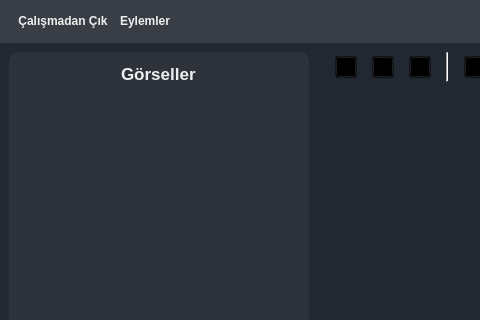
Before: the Qt Designer form templates/ui/mainWindow.ui in ismaildrcn/data-labeling, drawn with Qt 5; both pictures show x 0 to 480 and y 0 to 320 of the 1280 by 720 pixel window.
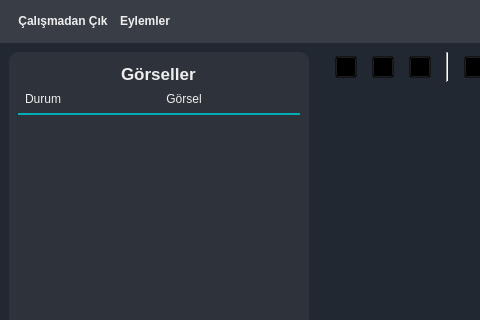
After: the same form once the commit is applied. Icons and pictures are not drawn.

Commit message: Edit image structure

```diff
--- a/templates/ui/mainWindow.ui
+++ b/templates/ui/mainWindow.ui
@@ -45,6 +45,22 @@
 	border: 1px solid #00ADB5;
 }
 
+QHeaderView{
+	background-color: transparent;
+	color: #EEEEEE;
+}
+QHeaderView:section:horizontal{
+	background-color: transparent;
+	border:none;
+	padding-bottom: 5px;
+	border-bottom: 2px solid #00ADB5;
+}
+QHeaderView:section:vertical{
+	background-color: transparent;
+	border:none;
+	padding-bottom: 5px;
+	border-right: 2px solid #00ADB5;
+	}
 QScrollBar:vertical {
 	background: transparent; 
 	width: 15px;
@@ -720,10 +736,20 @@
       </widget>
       <widget class="QWidget" name="page_labeling">
        <property name="styleSheet">
-        <string notr="true">QListWidget{
+        <string notr="true">QListWidget, QTableWidget{
 	border:none;
 	background-color: transparent;
+	color: #EEEEEE;
 }
+
+QTableWidget::item:selected, QTableWidget::item:hover{
+	background-color: #272B32;
+	color: #EEEEEE;
+}
+QTableWidget QTableCornerButton::section {
+        background-color: transparent;
+	border-bottom: 2px solid #00ADB5;
+    }
 #widget_image_list, #widget_current_label_area{
 	background-color: rgba(57, 62, 70, 128);
 	border-radius: 10px;
@@ -798,13 +824,59 @@
                </widget>
               </item>
               <item>
-               <widget class="QListWidget" name="image_list">
+               <widget class="QTableWidget" name="image_table">
                 <property name="verticalScrollBarPolicy">
                  <enum>Qt::ScrollBarAsNeeded</enum>
                 </property>
                 <property name="horizontalScrollBarPolicy">
                  <enum>Qt::ScrollBarAsNeeded</enum>
                 </property>
+                <property name="editTriggers">
+                 <set>QAbstractItemView::NoEditTriggers</set>
+                </property>
+                <property name="alternatingRowColors">
+                 <bool>false</bool>
+                </property>
+                <property name="showGrid">
+                 <bool>false</bool>
+                </property>
+                <property name="sortingEnabled">
+                 <bool>false</bool>
+                </property>
+                <attribute name="horizontalHeaderVisible">
+                 <bool>true</bool>
+                </attribute>
+                <attribute name="horizontalHeaderCascadingSectionResizes">
+                 <bool>false</bool>
+                </attribute>
+                <attribute name="horizontalHeaderDefaultSectionSize">
+                 <number>50</number>
+                </attribute>
+                <attribute name="horizontalHeaderHighlightSections">
+                 <bool>true</bool>
+                </attribute>
+                <attribute name="horizontalHeaderMinimumSectionSize">
+                 <number>0</number>
+                </attribute>
+                <attribute name="horizontalHeaderShowSortIndicator" stdset="0">
+                 <bool>false</bool>
+                </attribute>
+                <attribute name="horizontalHeaderStretchLastSection">
+                 <bool>true</bool>
+                </attribute>
+                <attribute name="verticalHeaderVisible">
+                 <bool>true</bool>
+                </attribute>
+                <column>
+                 <property name="text">
+                  <string>Durum</string>
+                 </property>
+                </column>
+                <column>
+                 <property name="text">
+                  <string>Görsel</string>
+                 </property>
+                </column>
                </widget>
               </item>
               <item alignment="Qt::AlignHCenter">
```
Left out of the diff: 3 changed lines with no effect on the pictures. The commit also changes 11 other files.
